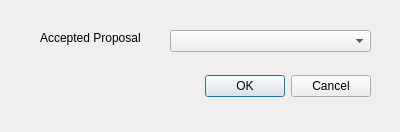
Before: the Qt Designer form InstantPrint/ui/acceptedProposals_dialog_base2.ui in tlh22/TOMs, drawn with Qt 5.
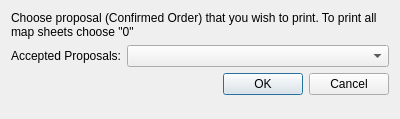
After: the same form once the commit is applied.

Commit message:
Slight changes to Print details
Include values for items

Diff of the .ui file:
```diff
--- a/InstantPrint/ui/acceptedProposals_dialog_base2.ui
+++ b/InstantPrint/ui/acceptedProposals_dialog_base2.ui
@@ -7,21 +7,25 @@
     <x>0</x>
     <y>0</y>
     <width>400</width>
-    <height>132</height>
+    <height>119</height>
    </rect>
   </property>
   <property name="windowTitle">
    <string>Dialog</string>
   </property>
+  <layout class="QFormLayout" name="formLayout">
+   <item row="1" column="0">
+    <widget class="QLabel" name="label">
+     <property name="text">
+      <string>Accepted Proposals:</string>
+     </property>
+    </widget>
+   </item>
+   <item row="1" column="1">
+    <widget class="QComboBox" name="cb_AcceptedProposalsList"/>
+   </item>
+   <item row="2" column="0" colspan="2">
   <widget class="QDialogButtonBox" name="buttonBox">
-   <property name="geometry">
-    <rect>
-     <x>30</x>
-     <y>70</y>
-     <width>341</width>
-     <height>32</height>
-    </rect>
-   </property>
    <property name="orientation">
     <enum>Qt::Horizontal</enum>
    </property>
@@ -29,29 +33,18 @@
     <set>QDialogButtonBox::Cancel|QDialogButtonBox::Ok</set>
    </property>
   </widget>
-  <widget class="QLabel" name="label">
-   <property name="geometry">
-    <rect>
-     <x>40</x>
-     <y>30</y>
-     <width>101</width>
-     <height>16</height>
-    </rect>
-   </property>
+   </item>
+   <item row="0" column="0" colspan="2">
+    <widget class="QLabel" name="label_2">
    <property name="text">
-    <string>Accepted Proposals:</string>
-   </property>
-  </widget>
-  <widget class="QComboBox" name="cb_AcceptedProposalsList">
-   <property name="geometry">
-    <rect>
-     <x>170</x>
-     <y>30</y>
-     <width>201</width>
-     <height>22</height>
-    </rect>
-   </property>
-  </widget>
+      <string>Choose proposal (Confirmed Order) that you wish to print. To print all map sheets choose &quot;0&quot;</string>
+     </property>
+     <property name="wordWrap">
+      <bool>true</bool>
+     </property>
+    </widget>
+   </item>
+  </layout>
  </widget>
  <resources/>
  <connections>
```
Lines whose indentation alone changed are shown as unchanged. The commit also changes 1 other file.
